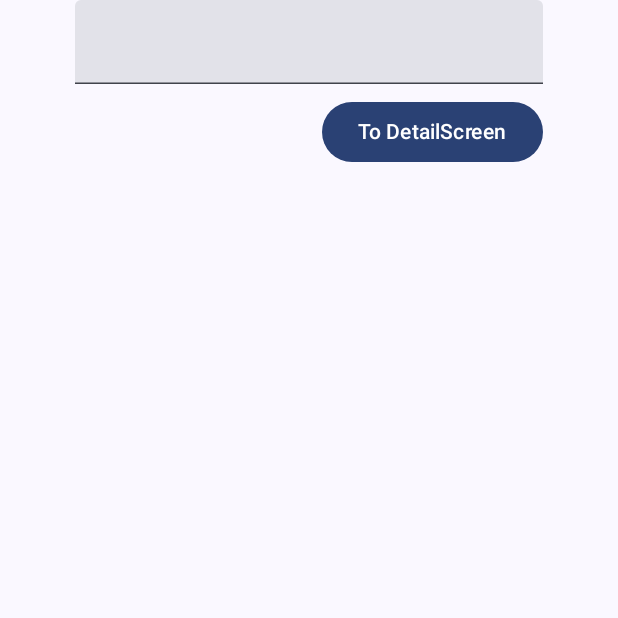
After one commit to Cjsghkd/ComposePractice, an Android app built with Jetpack Compose: the composable Navigation shown on its own in the app's theme, on a phone screen of 412 x 824 dp, the top half of it. The commit adds this screen. Run offline under Robolectric (Android 15) with nearby library versions, the phone set to English and light mode, and no system bars.

Commit message:
Navigation

```diff
--- a/app/build.gradle
+++ b/app/build.gradle
@@ -63,4 +63,5 @@ dependencies {
     debugImplementation "androidx.compose.ui:ui-test-manifest:$compose_version"
 
     implementation "androidx.constraintlayout:constraintlayout-compose:1.0.1"
+    implementation "androidx.navigation:navigation-compose:2.5.3"
 }
--- a/app/src/main/java/com/example/composepractice/MainActivity.kt
+++ b/app/src/main/java/com/example/composepractice/MainActivity.kt
@@ -58,7 +58,7 @@ class MainActivity : ComponentActivity() {
     override fun onCreate(savedInstanceState: Bundle?) {
         super.onCreate(savedInstanceState)
         setContent {
-            ProfileScreen()
+            Navigation()
         }
     }
 }
--- /dev/null
+++ b/app/src/main/java/com/example/composepractice/Navigation.kt
@@ -0,0 +1,88 @@
+package com.example.composepractice
+
+import androidx.compose.foundation.layout.*
+import androidx.compose.material3.Button
+import androidx.compose.material3.ExperimentalMaterial3Api
+import androidx.compose.material3.Text
+import androidx.compose.material3.TextField
+import androidx.compose.runtime.Composable
+import androidx.compose.runtime.mutableStateOf
+import androidx.compose.runtime.remember
+import androidx.compose.runtime.setValue
+import androidx.compose.runtime.getValue
+import androidx.compose.ui.Alignment
+import androidx.compose.ui.Modifier
+import androidx.compose.ui.unit.dp
+import androidx.navigation.NavController
+import androidx.navigation.NavHost
+import androidx.navigation.NavType
+import androidx.navigation.compose.NavHost
+import androidx.navigation.compose.composable
+import androidx.navigation.compose.rememberNavController
+import androidx.navigation.navArgument
+
+@Composable
+fun Navigation() {
+    val navController = rememberNavController()
+    NavHost(
+        navController = navController,
+        startDestination = Screen.MainScreen.route
+    ) {
+        composable(route = Screen.MainScreen.route) {
+            MainScreen(navController = navController)
+        }
+        composable(
+            route = Screen.DetailScreen.route + "/{name}",
+            arguments = listOf(
+                navArgument("name") {
+                    type = NavType.StringType
+                    defaultValue = "ParkSungHyun"
+                    nullable = true
+                }
+            )
+        ) { entry ->
+            DetailScreen(name = entry.arguments?.getString("name"))
+        }
+    }
+}
+
+@OptIn(ExperimentalMaterial3Api::class)
+@Composable
+fun MainScreen(navController: NavController) {
+    var text by remember {
+        mutableStateOf("")
+    }
+    Column(
+        verticalArrangement = Arrangement.Center,
+        modifier = Modifier
+            .fillMaxWidth()
+            .padding(horizontal = 50.dp)
+    ) {
+        TextField(
+            value = text,
+            onValueChange = {
+                text = it
+            },
+            modifier = Modifier.fillMaxWidth()
+        )
+        Spacer(modifier = Modifier.height(8.dp))
+        Button(
+            onClick = {
+                navController.navigate(Screen.DetailScreen.withArgs(text))
+            },
+            modifier = Modifier.align(Alignment.End)
+        ) {
+            Text(text = "To DetailScreen")
+        }
+    }
+}
+
+@Composable
+fun DetailScreen(name: String?) {
+    Box(
+        contentAlignment = Alignment.Center,
+        modifier = Modifier.fillMaxSize()
+    ) {
+        Text(text = "Hello, $name")
+    }
+}
```
Also changed, not shown: app/src/main/java/com/example/composepractice/Screen.kt (added, +15 -0 lines).
